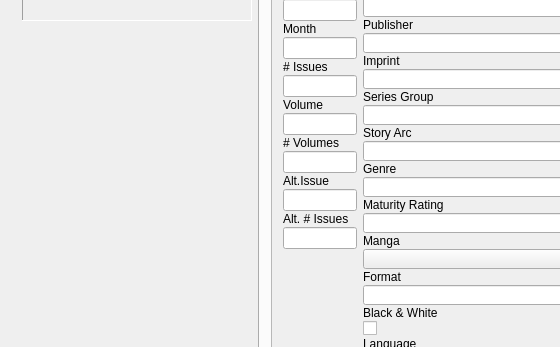
Qt form comictaggerlib/ui/taggerwindow.ui (comictagger/comictagger) before a commit; both pictures show x 0 to 560 and y 161 to 508 of the 1096 by 621 pixel window.
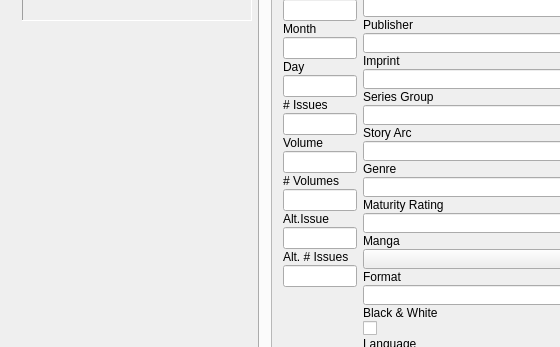
The same form after that commit.

Commit message: #70 added support for the day field on the gui

What changed in the file:
```diff
--- a/comictaggerlib/ui/taggerwindow.ui
+++ b/comictaggerlib/ui/taggerwindow.ui
@@ -402,13 +402,42 @@
                        </widget>
                       </item>
                       <item row="3" column="0">
+                       <widget class="QLabel" name="lblDay">
+                        <property name="text">
+                         <string>Day</string>
+                        </property>
+                       </widget>
+                      </item>
+                      <item row="3" column="1">
+                       <widget class="QLineEdit" name="lePubDay">
+                        <property name="sizePolicy">
+                         <sizepolicy hsizetype="Expanding" vsizetype="Fixed">
+                          <horstretch>0</horstretch>
+                          <verstretch>0</verstretch>
+                         </sizepolicy>
+                        </property>
+                        <property name="maximumSize">
+                         <size>
+                          <width>16777215</width>
+                          <height>16777215</height>
+                         </size>
+                        </property>
+                        <property name="acceptDrops">
+                         <bool>false</bool>
+                        </property>
+                        <property name="inputMethodHints">
+                         <set>Qt::ImhDigitsOnly</set>
+                        </property>
+                       </widget>
+                      </item>
+                      <item row="4" column="0">
                        <widget class="QLabel" name="label_5">
                         <property name="text">
                          <string># Issues</string>
                         </property>
                        </widget>
                       </item>
-                      <item row="3" column="1">
+                      <item row="4" column="1">
                        <widget class="QLineEdit" name="leIssueCount">
                         <property name="acceptDrops">
                          <bool>false</bool>
@@ -418,28 +447,28 @@
                         </property>
                        </widget>
                       </item>
-                      <item row="4" column="0">
+                      <item row="5" column="0">
                        <widget class="QLabel" name="label_9">
                         <property name="text">
                          <string>Volume</string>
                         </property>
                        </widget>
                       </item>
-                      <item row="4" column="1">
+                      <item row="5" column="1">
                        <widget class="QLineEdit" name="leVolumeNum">
                         <property name="acceptDrops">
                          <bool>false</bool>
                         </property>
                        </widget>
                       </item>
-                      <item row="5" column="0">
+                      <item row="6" column="0">
                        <widget class="QLabel" name="label_12">
                         <property name="text">
                          <string># Volumes</string>
                         </property>
                        </widget>
                       </item>
-                      <item row="5" column="1">
+                      <item row="6" column="1">
                        <widget class="QLineEdit" name="leVolumeCount">
                         <property name="acceptDrops">
                          <bool>false</bool>
@@ -449,14 +478,14 @@
                         </property>
                        </widget>
                       </item>
-                      <item row="6" column="0">
+                      <item row="7" column="0">
                        <widget class="QLabel" name="label_22">
                         <property name="text">
                          <string>Alt.Issue</string>
                         </property>
                        </widget>
                       </item>
-                      <item row="6" column="1">
+                      <item row="7" column="1">
                        <widget class="QLineEdit" name="leAltIssueNum">
                         <property name="sizePolicy">
                          <sizepolicy hsizetype="Preferred" vsizetype="Fixed">
@@ -469,14 +498,14 @@
                         </property>
                        </widget>
                       </item>
-                      <item row="7" column="0">
+                      <item row="8" column="0">
                        <widget class="QLabel" name="label_23">
                         <property name="text">
                          <string>Alt. # Issues</string>
                         </property>
                        </widget>
                       </item>
-                      <item row="7" column="1">
+                      <item row="8" column="1">
                        <widget class="QLineEdit" name="leAltIssueCount">
                         <property name="acceptDrops">
                          <bool>false</bool>
```
The commit also changes 1 other file.
